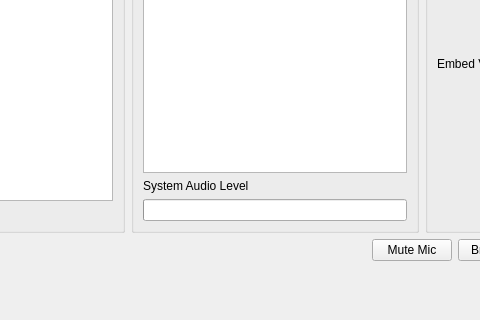
yuvaneshbn/Nuummite, file Nuummite/ui/main_window.ui: the form before one commit; both pictures show x 175 to 655 and y 161 to 481 of the 810 by 481 pixel window.
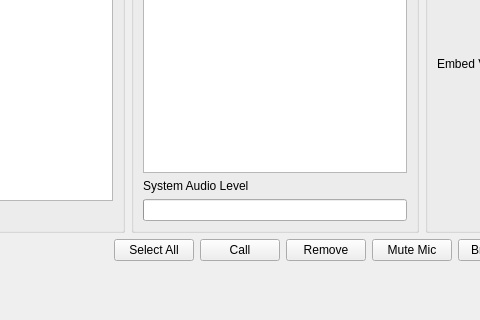
The form after the commit.

Commit message: Improve noise gating and call list handling

Patch:
```diff
--- a/Nuummite/ui/main_window.ui
+++ b/Nuummite/ui/main_window.ui
@@ -159,9 +159,30 @@
         <size>
          <width>40</width>
          <height>20</height>
-        </size>
+       </size>
+      </property>
+     </spacer>
+     </item>
+     <item>
+      <widget class="QPushButton" name="selectAllButton">
+       <property name="text">
+        <string>Select All</string>
        </property>
-      </spacer>
+      </widget>
+     </item>
+     <item>
+      <widget class="QPushButton" name="callButton">
+       <property name="text">
+        <string>Call</string>
+       </property>
+      </widget>
+     </item>
+     <item>
+      <widget class="QPushButton" name="removeButton">
+       <property name="text">
+        <string>Remove</string>
+       </property>
+      </widget>
      </item>
      <item>
       <widget class="QPushButton" name="muteButton">
```
Left out of the diff: 6 changed lines with no effect on the pictures. The commit also changes 9 other files.
